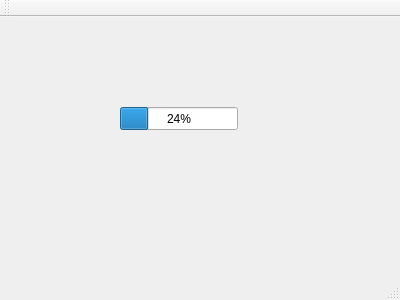
First picture: the form in Source/window.ui, repository Grandbrain/Sensor, before the edit.
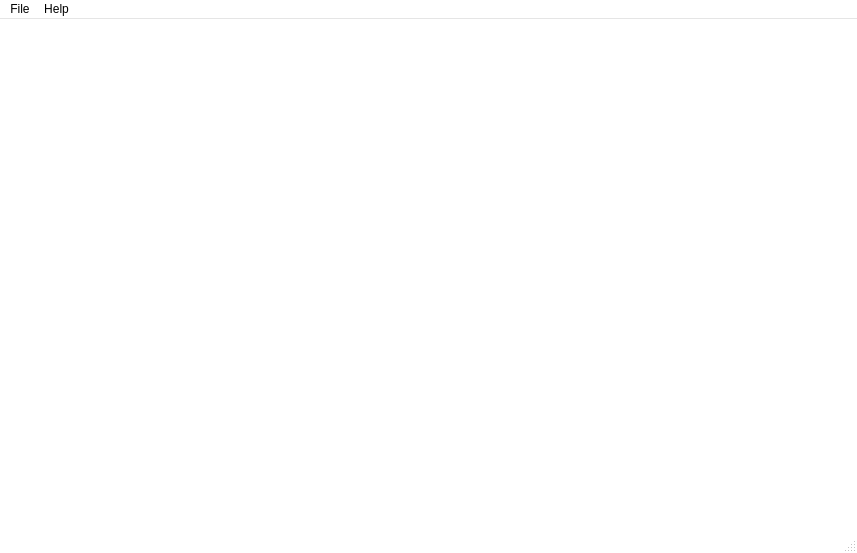
Second picture: the form after the edit.

Commit message: Project configuration was updated

Patch:
```diff
--- a/Source/window.ui
+++ b/Source/window.ui
@@ -6,45 +6,454 @@
    <rect>
     <x>0</x>
     <y>0</y>
-    <width>400</width>
-    <height>300</height>
+    <width>857</width>
+    <height>553</height>
    </rect>
   </property>
+  <property name="palette">
+   <palette>
+    <active>
+     <colorrole role="WindowText">
+      <brush brushstyle="SolidPattern">
+       <color alpha="255">
+        <red>0</red>
+        <green>0</green>
+        <blue>0</blue>
+       </color>
+      </brush>
+     </colorrole>
+     <colorrole role="Button">
+      <brush brushstyle="SolidPattern">
+       <color alpha="255">
+        <red>255</red>
+        <green>255</green>
+        <blue>255</blue>
+       </color>
+      </brush>
+     </colorrole>
+     <colorrole role="Light">
+      <brush brushstyle="SolidPattern">
+       <color alpha="255">
+        <red>255</red>
+        <green>255</green>
+        <blue>255</blue>
+       </color>
+      </brush>
+     </colorrole>
+     <colorrole role="Midlight">
+      <brush brushstyle="SolidPattern">
+       <color alpha="255">
+        <red>255</red>
+        <green>255</green>
+        <blue>255</blue>
+       </color>
+      </brush>
+     </colorrole>
+     <colorrole role="Dark">
+      <brush brushstyle="SolidPattern">
+       <color alpha="255">
+        <red>127</red>
+        <green>127</green>
+        <blue>127</blue>
+       </color>
+      </brush>
+     </colorrole>
+     <colorrole role="Mid">
+      <brush brushstyle="SolidPattern">
+       <color alpha="255">
+        <red>170</red>
+        <green>170</green>
+        <blue>170</blue>
+       </color>
+      </brush>
+     </colorrole>
+     <colorrole role="Text">
+      <brush brushstyle="SolidPattern">
+       <color alpha="255">
+        <red>0</red>
+        <green>0</green>
+        <blue>0</blue>
+       </color>
+      </brush>
+     </colorrole>
+     <colorrole role="BrightText">
+      <brush brushstyle="SolidPattern">
+       <color alpha="255">
+        <red>255</red>
+        <green>255</green>
+        <blue>255</blue>
+       </color>
+      </brush>
+     </colorrole>
+     <colorrole role="ButtonText">
+      <brush brushstyle="SolidPattern">
+       <color alpha="255">
+        <red>0</red>
+        <green>0</green>
+        <blue>0</blue>
+       </color>
+      </brush>
+     </colorrole>
+     <colorrole role="Base">
+      <brush brushstyle="SolidPattern">
+       <color alpha="255">
+        <red>255</red>
+        <green>255</green>
+        <blue>255</blue>
+       </color>
+      </brush>
+     </colorrole>
+     <colorrole role="Window">
+      <brush brushstyle="SolidPattern">
+       <color alpha="255">
+        <red>255</red>
+        <green>255</green>
+        <blue>255</blue>
+       </color>
+      </brush>
+     </colorrole>
+     <colorrole role="Shadow">
+      <brush brushstyle="SolidPattern">
+       <color alpha="255">
+        <red>0</red>
+        <green>0</green>
+        <blue>0</blue>
+       </color>
+      </brush>
+     </colorrole>
+     <colorrole role="AlternateBase">
+      <brush brushstyle="SolidPattern">
+       <color alpha="255">
+        <red>255</red>
+        <green>255</green>
+        <blue>255</blue>
+       </color>
+      </brush>
+     </colorrole>
+     <colorrole role="ToolTipBase">
+      <brush brushstyle="SolidPattern">
+       <color alpha="255">
+        <red>255</red>
+        <green>255</green>
+        <blue>220</blue>
+       </color>
+      </brush>
+     </colorrole>
+     <colorrole role="ToolTipText">
+      <brush brushstyle="SolidPattern">
+       <color alpha="255">
+        <red>0</red>
+        <green>0</green>
+        <blue>0</blue>
+       </color>
+      </brush>
+     </colorrole>
+    </active>
+    <inactive>
+     <colorrole role="WindowText">
+      <brush brushstyle="SolidPattern">
+       <color alpha="255">
+        <red>0</red>
+        <green>0</green>
+        <blue>0</blue>
+       </color>
+      </brush>
+     </colorrole>
+     <colorrole role="Button">
+      <brush brushstyle="SolidPattern">
+       <color alpha="255">
+        <red>255</red>
+        <green>255</green>
+        <blue>255</blue>
+       </color>
+      </brush>
+     </colorrole>
+     <colorrole role="Light">
+      <brush brushstyle="SolidPattern">
+       <color alpha="255">
+        <red>255</red>
+        <green>255</green>
+        <blue>255</blue>
+       </color>
+      </brush>
+     </colorrole>
+     <colorrole role="Midlight">
+      <brush brushstyle="SolidPattern">
+       <color alpha="255">
+        <red>255</red>
+        <green>255</green>
+        <blue>255</blue>
+       </color>
+      </brush>
+     </colorrole>
+     <colorrole role="Dark">
+      <brush brushstyle="SolidPattern">
+       <color alpha="255">
+        <red>127</red>
+        <green>127</green>
+        <blue>127</blue>
+       </color>
+      </brush>
+     </colorrole>
+     <colorrole role="Mid">
+      <brush brushstyle="SolidPattern">
+       <color alpha="255">
+        <red>170</red>
+        <green>170</green>
+        <blue>170</blue>
+       </color>
+      </brush>
+     </colorrole>
+     <colorrole role="Text">
+      <brush brushstyle="SolidPattern">
+       <color alpha="255">
+        <red>0</red>
+        <green>0</green>
+        <blue>0</blue>
+       </color>
+      </brush>
+     </colorrole>
+     <colorrole role="BrightText">
+      <brush brushstyle="SolidPattern">
+       <color alpha="255">
+        <red>255</red>
+        <green>255</green>
+        <blue>255</blue>
+       </color>
+      </brush>
+     </colorrole>
+     <colorrole role="ButtonText">
+      <brush brushstyle="SolidPattern">
+       <color alpha="255">
+        <red>0</red>
+        <green>0</green>
+        <blue>0</blue>
+       </color>
+      </brush>
+     </colorrole>
+     <colorrole role="Base">
+      <brush brushstyle="SolidPattern">
+       <color alpha="255">
+        <red>255</red>
+        <green>255</green>
+        <blue>255</blue>
+       </color>
+      </brush>
+     </colorrole>
+     <colorrole role="Window">
+      <brush brushstyle="SolidPattern">
+       <color alpha="255">
+        <red>255</red>
+        <green>255</green>
+        <blue>255</blue>
+       </color>
+      </brush>
+     </colorrole>
+     <colorrole role="Shadow">
+      <brush brushstyle="SolidPattern">
+       <color alpha="255">
+        <red>0</red>
+        <green>0</green>
+        <blue>0</blue>
+       </color>
+      </brush>
+     </colorrole>
+     <colorrole role="AlternateBase">
+      <brush brushstyle="SolidPattern">
+       <color alpha="255">
+        <red>255</red>
+        <green>255</green>
+        <blue>255</blue>
+       </color>
+      </brush>
+     </colorrole>
+     <colorrole role="ToolTipBase">
+      <brush brushstyle="SolidPattern">
+       <color alpha="255">
+        <red>255</red>
+        <green>255</green>
+        <blue>220</blue>
+       </color>
+      </brush>
+     </colorrole>
+     <colorrole role="ToolTipText">
+      <brush brushstyle="SolidPattern">
+       <color alpha="255">
+        <red>0</red>
+        <green>0</green>
+        <blue>0</blue>
+       </color>
+      </brush>
+     </colorrole>
+    </inactive>
+    <disabled>
+     <colorrole role="WindowText">
+      <brush brushstyle="SolidPattern">
+       <color alpha="255">
+        <red>127</red>
+        <green>127</green>
+        <blue>127</blue>
+       </color>
+      </brush>
+     </colorrole>
+     <colorrole role="Button">
+      <brush brushstyle="SolidPattern">
+       <color alpha="255">
+        <red>255</red>
+        <green>255</green>
+        <blue>255</blue>
+       </color>
+      </brush>
+     </colorrole>
+     <colorrole role="Light">
+      <brush brushstyle="SolidPattern">
+       <color alpha="255">
+        <red>255</red>
+        <green>255</green>
+        <blue>255</blue>
+       </color>
+      </brush>
+     </colorrole>
+     <colorrole role="Midlight">
+      <brush brushstyle="SolidPattern">
+       <color alpha="255">
+        <red>255</red>
+        <green>255</green>
+        <blue>255</blue>
+       </color>
+      </brush>
+     </colorrole>
+     <colorrole role="Dark">
+      <brush brushstyle="SolidPattern">
+       <color alpha="255">
+        <red>127</red>
+        <green>127</green>
+        <blue>127</blue>
+       </color>
+      </brush>
+     </colorrole>
+     <colorrole role="Mid">
+      <brush brushstyle="SolidPattern">
+       <color alpha="255">
+        <red>170</red>
+        <green>170</green>
+        <blue>170</blue>
+       </color>
+      </brush>
+     </colorrole>
+     <colorrole role="Text">
+      <brush brushstyle="SolidPattern">
+       <color alpha="255">
+        <red>127</red>
+        <green>127</green>
+        <blue>127</blue>
+       </color>
+      </brush>
+     </colorrole>
+     <colorrole role="BrightText">
+      <brush brushstyle="SolidPattern">
+       <color alpha="255">
+        <red>255</red>
+        <green>255</green>
+        <blue>255</blue>
+       </color>
+      </brush>
+     </colorrole>
+     <colorrole role="ButtonText">
+      <brush brushstyle="SolidPattern">
+       <color alpha="255">
+        <red>127</red>
+        <green>127</green>
+        <blue>127</blue>
+       </color>
+      </brush>
+     </colorrole>
+     <colorrole role="Base">
+      <brush brushstyle="SolidPattern">
+       <color alpha="255">
+        <red>255</red>
+        <green>255</green>
+        <blue>255</blue>
+       </color>
+      </brush>
+     </colorrole>
+     <colorrole role="Window">
+      <brush brushstyle="SolidPattern">
+       <color alpha="255">
+        <red>255</red>
+        <green>255</green>
+        <blue>255</blue>
+       </color>
+      </brush>
+     </colorrole>
+     <colorrole role="Shadow">
+      <brush brushstyle="SolidPattern">
+       <color alpha="255">
+        <red>0</red>
+        <green>0</green>
+        <blue>0</blue>
+       </color>
+      </brush>
+     </colorrole>
+     <colorrole role="AlternateBase">
+      <brush brushstyle="SolidPattern">
+       <color alpha="255">
+        <red>255</red>
+        <green>255</green>
+        <blue>255</blue>
+       </color>
+      </brush>
+     </colorrole>
+     <colorrole role="ToolTipBase">
+      <brush brushstyle="SolidPattern">
+       <color alpha="255">
+        <red>255</red>
+        <green>255</green>
+        <blue>220</blue>
+       </color>
+      </brush>
+     </colorrole>
+     <colorrole role="ToolTipText">
+      <brush brushstyle="SolidPattern">
+       <color alpha="255">
+        <red>0</red>
+        <green>0</green>
+        <blue>0</blue>
+       </color>
+      </brush>
+     </colorrole>
+    </disabled>
+   </palette>
+  </property>
   <property name="windowTitle">
    <string>Window</string>
   </property>
   <widget class="QWidget" name="centralWidget">
-   <widget class="QProgressBar" name="progressBar">
-    <property name="geometry">
-     <rect>
-      <x>120</x>
-      <y>90</y>
-      <width>118</width>
-      <height>23</height>
-     </rect>
-    </property>
-    <property name="value">
-     <number>24</number>
-    </property>
-   </widget>
+   <layout class="QGridLayout" name="gridLayout_2"/>
   </widget>
   <widget class="QMenuBar" name="menuBar">
    <property name="geometry">
     <rect>
      <x>0</x>
      <y>0</y>
-     <width>400</width>
+     <width>857</width>
      <height>21</height>
     </rect>
    </property>
-  </widget>
-  <widget class="QToolBar" name="mainToolBar">
-   <attribute name="toolBarArea">
-    <enum>TopToolBarArea</enum>
-   </attribute>
-   <attribute name="toolBarBreak">
-    <bool>false</bool>
-   </attribute>
+   <widget class="QMenu" name="menuFile">
+    <property name="title">
+     <string>File</string>
+    </property>
+    <addaction name="actionExit"/>
+   </widget>
+   <widget class="QMenu" name="menuHelp">
+    <property name="title">
+     <string>Help</string>
+    </property>
+    <addaction name="actionAbout_Sensor"/>
+   </widget>
+   <addaction name="menuFile"/>
+   <addaction name="menuHelp"/>
   </widget>
   <widget class="QStatusBar" name="statusBar"/>
  </widget>
```
Left out of the diff: 12 changed lines with no effect on the pictures. The commit also changes 2 other files.
